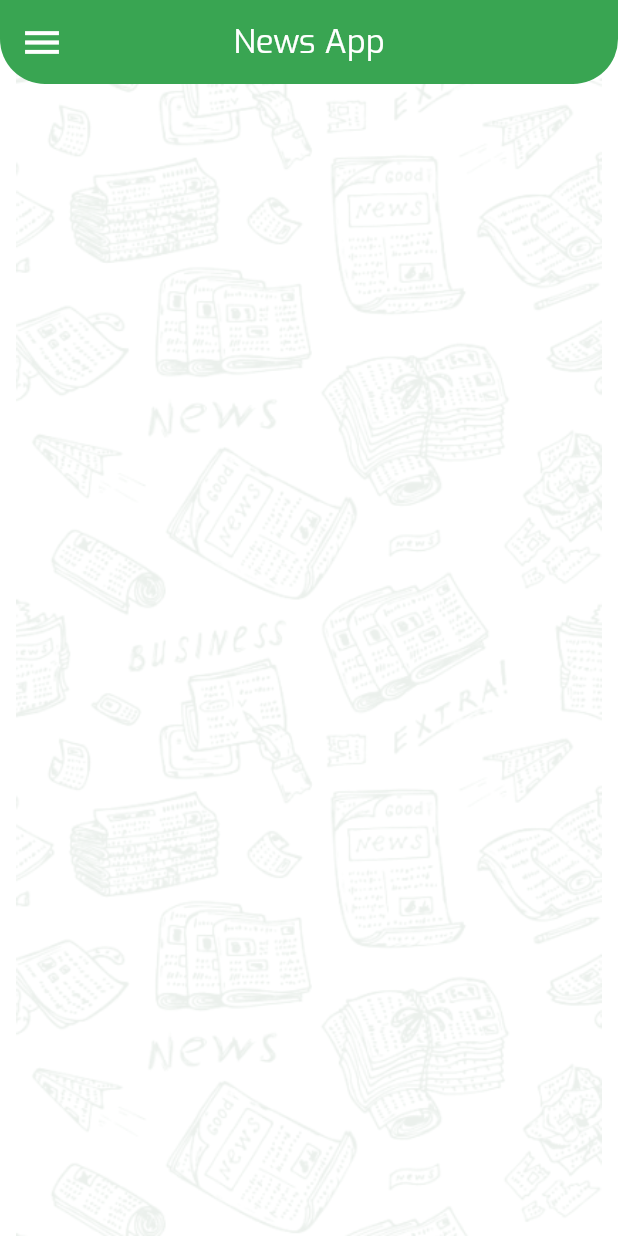
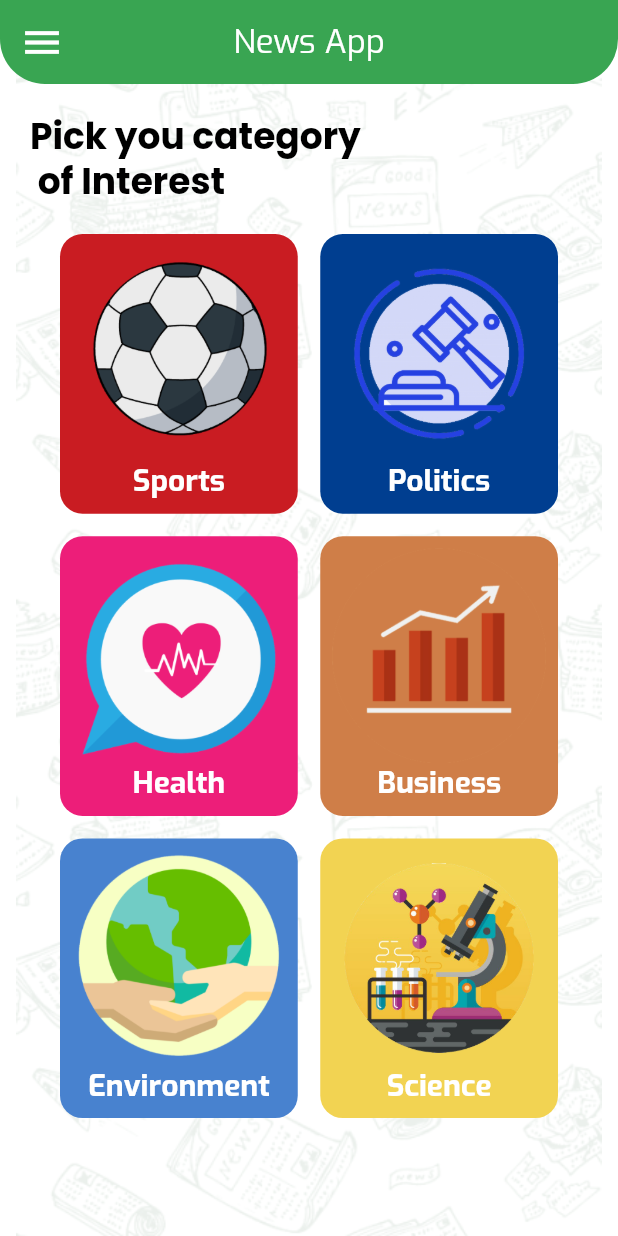
Before and after one commit to motazyusuf/newsApp, a Flutter app: the screen it shows after launch, on a phone screen of 412 x 824 dp. Run offline on Flutter 3.47's test engine with Material 3 defaults, Android fonts, the phone set to English and light mode, and no system bars.

Commit message:
-Category item -Home with categories

```diff
--- a/lib/features/pages/home/home_view.dart
+++ b/lib/features/pages/home/home_view.dart
@@ -1,12 +1,52 @@
 import 'package:flutter/material.dart';
+import 'package:news_app/features/pages/home/widgets/category_item.dart';
 import 'package:news_app/features/pages/home/widgets/customed_drawer.dart';
 
-class HomeView extends StatelessWidget {
+import '../../../models/category.dart';
+
+class HomeView extends StatefulWidget {
   HomeView({super.key});
 
   @override
+  State<HomeView> createState() => _HomeViewState();
+}
+
+class _HomeViewState extends State<HomeView> {
+  @override
   Widget build(BuildContext context) {
-    var theme = Theme.of(context)!;
+    final List<Category> categoriesList = [
+      Category(
+          categoryID: "sports",
+          categoryName: "Sports",
+          categoryBackgroundColor: const Color(0xFFC91C22),
+          categoryImagePath: "assets/images/ball@3x.png"),
+      Category(
+          categoryID: "politics",
+          categoryName: "Politics",
+          categoryBackgroundColor: const Color(0xFF003E90),
+          categoryImagePath: "assets/images/Politics@3x.png"),
+      Category(
+          categoryID: "health",
+          categoryName: "Health",
+          categoryBackgroundColor: const Color(0xFFED1E79),
+          categoryImagePath: "assets/images/health@3x.png"),
+      Category(
+          categoryID: "business",
+          categoryName: "Business",
+          categoryBackgroundColor: const Color(0xFFCF7E48),
+          categoryImagePath: "assets/images/bussines@3x.png"),
+      Category(
+          categoryID: "environment",
+          categoryName: "Environment",
+          categoryBackgroundColor: const Color(0xFF4882CF),
+          categoryImagePath: "assets/images/environment@3x.png"),
+      Category(
+          categoryID: "science",
+          categoryName: "Science",
+          categoryBackgroundColor: const Color(0xFFF2D352),
+          categoryImagePath: "assets/images/science@3x.png")
+    ];
+    var theme = Theme.of(context);
     var height = MediaQuery.sizeOf(context).height;
 
     return Container(
@@ -22,7 +62,37 @@ class HomeView extends StatelessWidget {
             style: theme.textTheme.titleLarge,
           ),
         ),
-        drawer: CustomedDrawer(),
+        drawer: const CustomedDrawer(),
+        body: Padding(
+          padding: const EdgeInsets.all(20),
+          child: Column(crossAxisAlignment: CrossAxisAlignment.start,
+            children: [
+              Text("Pick you category \n of Interest",
+                  style: theme.textTheme.headlineLarge
+                      ?.copyWith(color: Colors.black)),
+              Expanded(
+                child: Padding(
+                  padding: const EdgeInsets.all(20.0),
+                  child: GridView.builder(
+                    itemCount: categoriesList.length,
+                    gridDelegate:
+                        const SliverGridDelegateWithFixedCrossAxisCount(
+                          childAspectRatio: 0.85,
+                            crossAxisCount: 2,
+                            mainAxisSpacing: 15,
+                            crossAxisSpacing: 15),
+                    itemBuilder: (context, index) {
+                      return CategoryItem(
+                        category: categoriesList[index],
+                        index: index,
+                      );
+                    },
+                  ),
+                ),
+              )
+            ],
+          ),
+        ),
       ),
     );
   }
--- /dev/null
+++ b/lib/features/pages/home/widgets/category_item.dart
@@ -0,0 +1,37 @@
+import 'package:flutter/material.dart';
+
+import '../../../../models/category.dart';
+
+class CategoryItem extends StatelessWidget {
+
+  CategoryItem({super.key, required this.index, required this.category});
+
+  Category category;
+  int index;
+
+  @override
+  Widget build(BuildContext context) {
+    var theme = Theme.of(context);
+    return Container(
+      decoration: BoxDecoration(
+        borderRadius: BorderRadius.circular(15),
+          color: category.categoryBackgroundColor,
+        // image: DecorationImage(image: AssetImage(category.categoryImagePath)),
+
+      ),
+      child: Padding(
+        padding: const EdgeInsets.symmetric(vertical: 8),
+        child: Column(
+          children: [
+            Expanded(child: Image.asset(category.categoryImagePath)),
+            Text(
+              category.categoryName,
+              style: theme.textTheme.titleLarge?.copyWith(
+                  height: 0, fontSize: 20, fontWeight: FontWeight.bold),
+            ),
+          ],
+        ),
+      ),
+    );
+  }
+}
--- /dev/null
+++ b/lib/models/category.dart
@@ -0,0 +1,14 @@
+import 'package:flutter/material.dart';
+
+class Category {
+  final String categoryID;
+  final String categoryName;
+  final Color categoryBackgroundColor;
+  final String categoryImagePath;
+
+  Category(
+      {required this.categoryID,
+      required this.categoryName,
+      required this.categoryBackgroundColor,
+      required this.categoryImagePath});
+}
```
Also changed, not shown: assets/images/Politics@3x.png (added), assets/images/ball@3x.png (added), assets/images/bussines@3x.png (added), assets/images/environment@3x.png (added), assets/images/health@3x.png (added), assets/images/science@3x.png (added).
